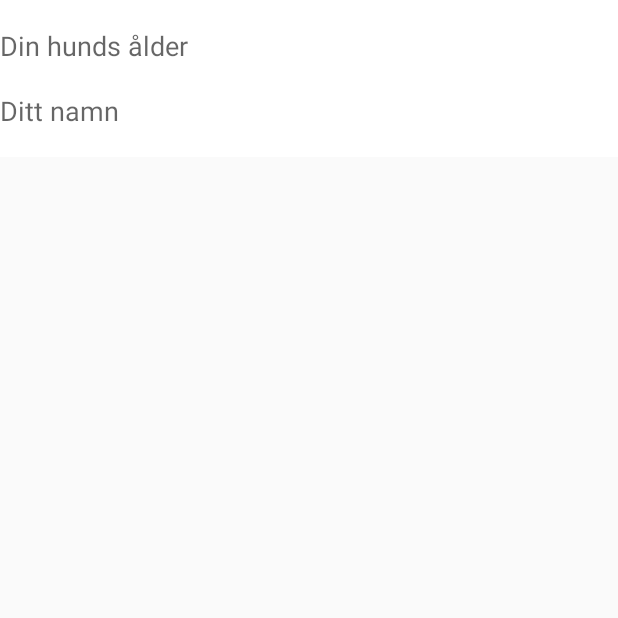
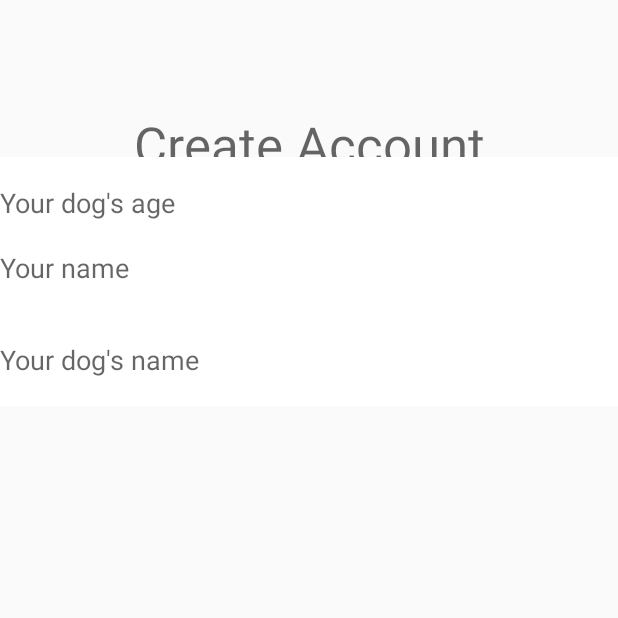
Before and after one commit to norawennerstrom/PupPulse, an Android app: the Create_account screen opened directly, with no data from a screen before it, on a phone screen of 412 x 824 dp, the top half of it. Run offline under Robolectric (Android 15) with nearby library versions, the phone set to English and light mode, and no system bars.

Commit message:
modified activity_create_account2.xml and strings.xml

```diff
--- a/app/src/main/res/layout/activity_create_account2.xml
+++ b/app/src/main/res/layout/activity_create_account2.xml
@@ -14,7 +14,7 @@
         android:layout_marginTop="16dp"
         android:layout_marginEnd="112dp"
         android:layout_marginBottom="33dp"
-        android:text="Skapa konto"
+        android:text="@string/create_account"
         android:textAppearance="@style/TextAppearance.AppCompat.Display1"
         app:layout_constraintBottom_toTopOf="@+id/Hundensnamn"
         app:layout_constraintEnd_toEndOf="parent"
@@ -28,7 +28,7 @@
         android:layout_below="@id/skapakonto"
         android:layout_marginTop="29dp"
         android:background="@color/white"
-        android:hint="Ditt namn"
+        android:hint="@string/your_name"
         android:singleLine="false"
         app:layout_constraintEnd_toEndOf="parent"
         app:layout_constraintStart_toStartOf="parent"
@@ -40,10 +40,10 @@
         android:layout_height="61dp"
         android:layout_below="@id/namn"
         android:background="@color/white"
-        android:hint="Din hunds namn"
+        android:hint="@string/your_dog_s_name"
         android:singleLine="false"
         tools:layout_editor_absoluteX="0dp"
-        tools:layout_editor_absoluteY="94dp" />
+        tools:layout_editor_absoluteY="94dp"
         app:layout_constraintEnd_toEndOf="parent"
         app:layout_constraintStart_toStartOf="parent"
         app:layout_constraintTop_toBottomOf="@+id/namn" />
@@ -59,7 +59,7 @@
         android:layout_marginTop="33dp"
         android:layout_marginBottom="29dp"
         android:background="@color/white"
-        android:hint="Din hunds ålder"
+        android:hint="@string/your_dog_s_age"
         android:singleLine="false"
         app:layout_constraintBottom_toTopOf="@+id/namn"
         app:layout_constraintEnd_toEndOf="parent"
--- a/app/src/main/res/values/strings.xml
+++ b/app/src/main/res/values/strings.xml
@@ -14,4 +14,7 @@
     <string name="back">back</string>
     <string name="settings">Settings</string>
     <string name="create_account">Create Account</string>
+    <string name="your_name">Your name</string>
+    <string name="your_dog_s_name">Your dog\'s name</string>
+    <string name="your_dog_s_age">Your dog\'s age</string>
 </resources>
```
Also changed, not shown: 1 other file.
